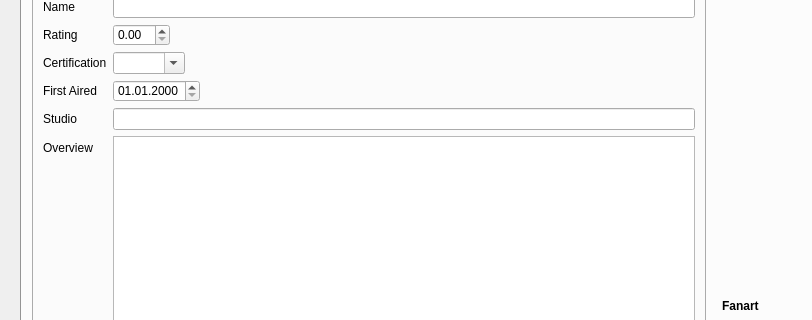
Before: the Qt Designer form tvShows/TvShowWidgetTvShow.ui in Komet/MediaElch, drawn with Qt 5; both pictures show x 0 to 812 and y 126 to 446 of the 954 by 762 pixel window.
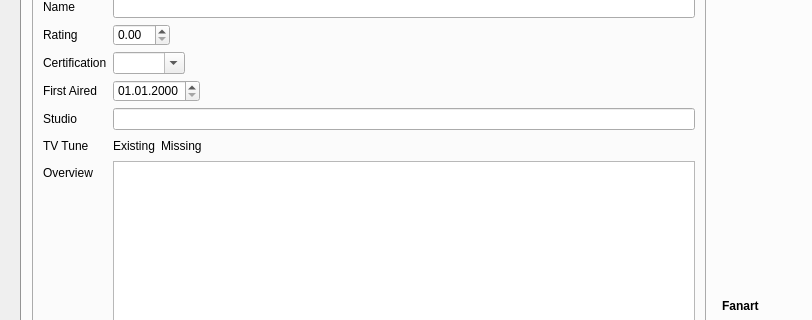
After: the same form once the commit is applied. Icons and pictures are not drawn. Custom widgets are drawn as their Qt base class.

```diff
--- a/tvShows/TvShowWidgetTvShow.ui
+++ b/tvShows/TvShowWidgetTvShow.ui
@@ -186,16 +186,63 @@
             <item row="5" column="1">
              <widget class="QLineEdit" name="studio"/>
             </item>
-            <item row="6" column="0">
+            <item row="7" column="0">
              <widget class="QLabel" name="label_15">
               <property name="text">
                <string>Overview</string>
               </property>
              </widget>
             </item>
-            <item row="6" column="1">
+            <item row="7" column="1">
              <widget class="QTextEdit" name="overview"/>
             </item>
+            <item row="6" column="0">
+             <widget class="QLabel" name="label_10">
+              <property name="text">
+               <string>TV Tune</string>
+              </property>
+             </widget>
+            </item>
+            <item row="6" column="1">
+             <layout class="QHBoxLayout" name="horizontalLayout">
+              <item>
+               <widget class="Badge" name="badgeTuneExisting">
+                <property name="text">
+                 <string>Existing</string>
+                </property>
+               </widget>
+              </item>
+              <item>
+               <widget class="Badge" name="badgeTuneMissing">
+                <property name="text">
+                 <string>Missing</string>
+                </property>
+               </widget>
+              </item>
+              <item>
+               <widget class="QToolButton" name="btnDownloadTune">
+                <property name="cursor">
+                 <cursorShape>PointingHandCursor</cursorShape>
+                </property>
+                <property name="toolTip">
+                 <string>Download Theme</string>
+                </property>
+                <property name="styleSheet">
+                 <string notr="true">QToolButton {
+	border: 0;
+}</string>
+                </property>
+                <property name="text">
+                 <string/>
+                </property>
+                <property name="icon">
+                 <iconset resource="../MediaElch.qrc">
+                  <normaloff>:/img/inbox.png</normaloff>:/img/inbox.png</iconset>
+                </property>
+               </widget>
+              </item>
+             </layout>
+            </item>
            </layout>
           </item>
          </layout>
@@ -938,6 +985,12 @@
   </layout>
  </widget>
  <customwidgets>
+  <customwidget>
+   <class>SlidingStackedWidget</class>
+   <extends>QStackedWidget</extends>
+   <header>smallWidgets/SlidingStackedWidget.h</header>
+   <container>1</container>
+  </customwidget>
   <customwidget>
    <class>MyLabel</class>
    <extends>QLabel</extends>
@@ -950,10 +1003,9 @@
    <container>1</container>
   </customwidget>
   <customwidget>
-   <class>SlidingStackedWidget</class>
-   <extends>QStackedWidget</extends>
-   <header>smallWidgets/SlidingStackedWidget.h</header>
-   <container>1</container>
+   <class>Badge</class>
+   <extends>QLabel</extends>
+   <header>smallWidgets/Badge.h</header>
   </customwidget>
   <customwidget>
    <class>ImageGallery</class>
```
